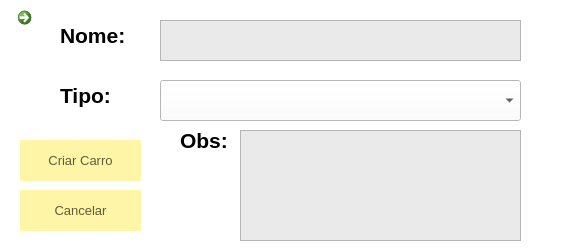
Above: FSIPLeiria/criarcarro.ui from tatianascgil/Projeto_Informatico_Formula_Student_Barramento_CAN before the change. Below: the same form after it.
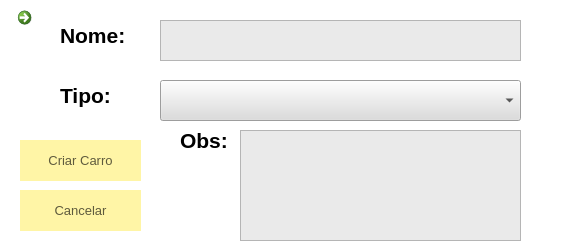
That is the form after the change. Icons and pictures are not drawn.

```diff
--- a/FSIPLeiria/criarcarro.ui
+++ b/FSIPLeiria/criarcarro.ui
@@ -222,6 +222,9 @@
      <height>41</height>
     </rect>
    </property>
+   <property name="styleSheet">
+    <string notr="true">background: rgb(220,220,220)</string>
+   </property>
    <property name="currentIndex">
     <number>-1</number>
    </property>
```
